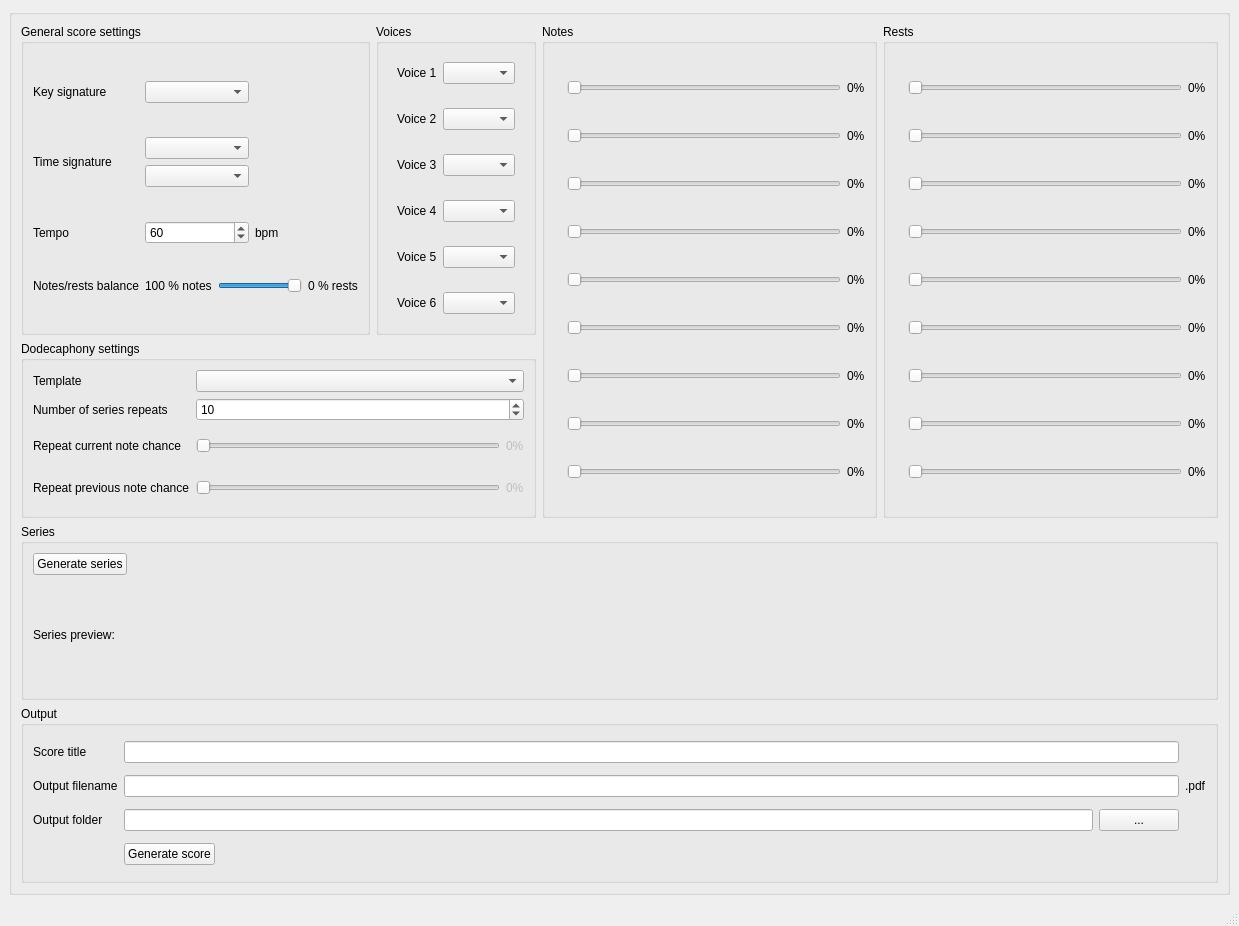
The window that compunist.ui (HarmaEverts/Dodecaphonist) describes before a commit, drawn with Qt 5.
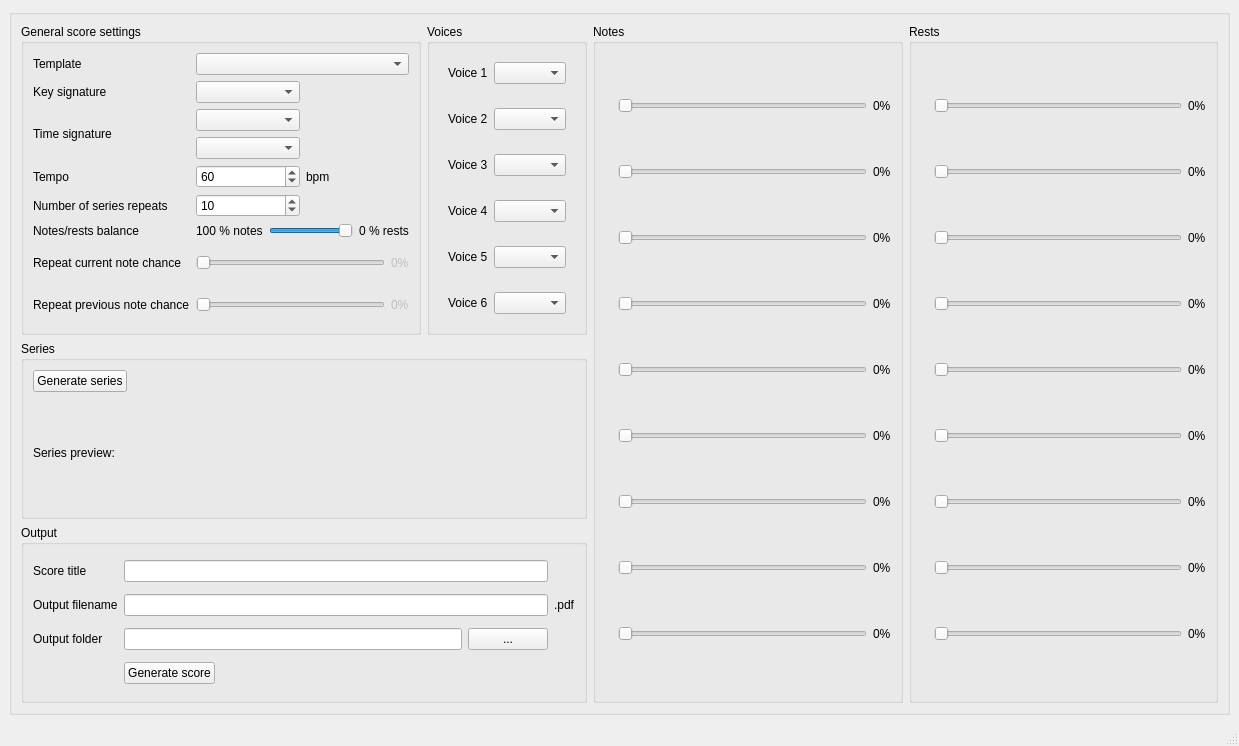
The same window after the commit. Icons and pictures are not drawn.

Commit message: Rearranged ui again.

Patch:
```diff
--- a/compunist.ui
+++ b/compunist.ui
@@ -7,7 +7,7 @@
     <x>0</x>
     <y>0</y>
     <width>1239</width>
-    <height>926</height>
+    <height>746</height>
    </rect>
   </property>
   <property name="windowTitle">
@@ -27,7 +27,7 @@
           <string>General score settings</string>
          </property>
          <layout class="QGridLayout" name="gridLayout_5">
-          <item row="2" column="1">
+          <item row="3" column="1">
            <layout class="QVBoxLayout" name="verticalLayout">
             <item>
              <widget class="QComboBox" name="time_enumerator">
@@ -45,7 +45,7 @@
             </item>
            </layout>
           </item>
-          <item row="0" column="0">
+          <item row="1" column="0">
            <widget class="QLabel" name="label_4">
             <property name="text">
              <string>Key signature</string>
@@ -55,7 +55,7 @@
             </property>
            </widget>
           </item>
-          <item row="4" column="1" colspan="2">
+          <item row="6" column="1" colspan="2">
            <layout class="QGridLayout" name="gridLayout">
             <item row="0" column="1">
              <widget class="QSlider" name="notes_rests_slider">
@@ -89,21 +89,28 @@
             </item>
            </layout>
           </item>
-          <item row="2" column="0">
+          <item row="3" column="0">
            <widget class="QLabel" name="label_6">
             <property name="text">
              <string>Time signature</string>
             </property>
            </widget>
           </item>
-          <item row="4" column="0">
+          <item row="7" column="0">
+           <widget class="QLabel" name="label_12">
+            <property name="text">
+             <string>Repeat current note chance</string>
+            </property>
+           </widget>
+          </item>
+          <item row="6" column="0">
            <widget class="QLabel" name="label_8">
             <property name="text">
              <string>Notes/rests balance</string>
             </property>
            </widget>
           </item>
-          <item row="3" column="0">
+          <item row="4" column="0">
            <widget class="QLabel" name="label_5">
             <property name="text">
              <string>Tempo</string>
@@ -113,7 +120,17 @@
             </property>
            </widget>
           </item>
-          <item row="3" column="1">
+          <item row="0" column="0">
+           <widget class="QLabel" name="label">
+            <property name="text">
+             <string>Template</string>
+            </property>
+            <property name="buddy">
+             <cstring>composition_mode</cstring>
+            </property>
+           </widget>
+          </item>
+          <item row="4" column="1">
            <widget class="QSpinBox" name="tempo">
             <property name="minimum">
              <number>12</number>
@@ -126,10 +143,10 @@
             </property>
            </widget>
           </item>
-          <item row="0" column="1">
+          <item row="1" column="1">
            <widget class="QComboBox" name="key"/>
           </item>
-          <item row="3" column="2">
+          <item row="4" column="2">
            <widget class="QLabel" name="label_17">
             <property name="text">
              <string>bpm</string>
@@ -139,6 +156,102 @@
             </property>
            </widget>
           </item>
+          <item row="5" column="1">
+           <widget class="QSpinBox" name="no_of_repeats">
+            <property name="minimum">
+             <number>1</number>
+            </property>
+            <property name="value">
+             <number>10</number>
+            </property>
+           </widget>
+          </item>
+          <item row="5" column="0">
+           <widget class="QLabel" name="label_2">
+            <property name="text">
+             <string>Number of series repeats</string>
+            </property>
+            <property name="buddy">
+             <cstring>no_of_repeats</cstring>
+            </property>
+           </widget>
+          </item>
+          <item row="8" column="0">
+           <widget class="QLabel" name="label_11">
+            <property name="text">
+             <string>Repeat previous note chance</string>
+            </property>
+           </widget>
+          </item>
+          <item row="7" column="1" colspan="2">
+           <layout class="QHBoxLayout" name="horizontalLayout_3">
+            <item>
+             <widget class="QSlider" name="currentslider">
+              <property name="enabled">
+               <bool>false</bool>
+              </property>
+              <property name="minimum">
+               <number>0</number>
+              </property>
+              <property name="maximum">
+               <number>99</number>
+              </property>
+              <property name="orientation">
+               <enum>Qt::Horizontal</enum>
+              </property>
+             </widget>
+            </item>
+            <item>
+             <widget class="QLabel" name="currentpercentage">
+              <property name="enabled">
+               <bool>false</bool>
+              </property>
+              <property name="text">
+               <string>0%</string>
+              </property>
+              <property name="buddy">
+               <cstring>currentslider</cstring>
+              </property>
+             </widget>
+            </item>
+           </layout>
+          </item>
+          <item row="8" column="1" colspan="2">
+           <layout class="QHBoxLayout" name="horizontalLayout_2">
+            <item>
+             <widget class="QSlider" name="previousslider">
+              <property name="enabled">
+               <bool>false</bool>
+              </property>
+              <property name="minimum">
+               <number>0</number>
+              </property>
+              <property name="maximum">
+               <number>99</number>
+              </property>
+              <property name="orientation">
+               <enum>Qt::Horizontal</enum>
+              </property>
+             </widget>
+            </item>
+            <item>
+             <widget class="QLabel" name="previouspercentage">
+              <property name="enabled">
+               <bool>false</bool>
+              </property>
+              <property name="text">
+               <string>0%</string>
+              </property>
+              <property name="buddy">
+               <cstring>previousslider</cstring>
+              </property>
+             </widget>
+            </item>
+           </layout>
+          </item>
+          <item row="0" column="1" colspan="2">
+           <widget class="QComboBox" name="composition_mode"/>
+          </item>
          </layout>
         </widget>
        </item>
@@ -287,92 +400,7 @@
          </layout>
         </widget>
        </item>
-       <item row="4" column="0" colspan="5">
-        <widget class="QGroupBox" name="groupBox_3">
-         <property name="title">
-          <string>Output</string>
-         </property>
-         <layout class="QGridLayout" name="gridLayout_3">
-          <item row="0" column="1">
-           <widget class="QLabel" name="label_13">
-            <property name="text">
-             <string>Score title</string>
-            </property>
-            <property name="buddy">
-             <cstring>score_title</cstring>
-            </property>
-           </widget>
-          </item>
-          <item row="1" column="3">
-           <widget class="QLabel" name="label_10">
-            <property name="text">
-             <string>.pdf</string>
-            </property>
-            <property name="buddy">
-             <cstring>output_filename_2</cstring>
-            </property>
-           </widget>
-          </item>
-          <item row="2" column="2">
-           <layout class="QHBoxLayout" name="horizontalLayout">
-            <item>
-             <widget class="QLineEdit" name="output_foldername"/>
-            </item>
-            <item>
-             <widget class="QPushButton" name="open_file_explorer">
-              <property name="text">
-               <string>...</string>
-              </property>
-             </widget>
-            </item>
-           </layout>
-          </item>
-          <item row="2" column="1">
-           <widget class="QLabel" name="label_7">
-            <property name="text">
-             <string>Output folder</string>
-            </property>
-            <property name="buddy">
-             <cstring>output_foldername</cstring>
-            </property>
-           </widget>
-          </item>
-          <item row="1" column="2">
-           <widget class="QLineEdit" name="output_filename_2"/>
-          </item>
-          <item row="1" column="1">
-           <widget class="QLabel" name="label_9">
-            <property name="text">
-             <string>Output filename</string>
-            </property>
-            <property name="buddy">
-             <cstring>output_filename_2</cstring>
-            </property>
-           </widget>
-          </item>
-          <item row="0" column="2">
-           <widget class="QLineEdit" name="score_title"/>
-          </item>
-          <item row="3" column="2">
-           <widget class="QPushButton" name="generate_score">
-            <property name="sizePolicy">
-             <sizepolicy hsizetype="Fixed" vsizetype="Fixed">
-              <horstretch>0</horstretch>
-              <verstretch>0</verstretch>
-             </sizepolicy>
-            </property>
-            <property name="styleSheet">
-             <string notr="true">align: right;</string>
-            </property>
-            <property name="text">
-             <string>Generate score</string>
-            </property>
-           </widget>
-          </item>
-         </layout>
-        </widget>
-       </item>
-       <item row="2" column="0" colspan="5">
+       <item row="1" column="0" colspan="3">
         <widget class="QGroupBox" name="groupBox_8">
          <property name="title">
           <string>Series</string>
@@ -408,7 +436,7 @@
          </layout>
         </widget>
        </item>
-       <item row="0" column="3" rowspan="2">
+       <item row="0" column="3" rowspan="3">
         <widget class="QGroupBox" name="groupBox_5">
          <property name="title">
           <string>Notes</string>
@@ -416,6 +444,9 @@
          <layout class="QGridLayout" name="gridLayout_8">
           <item row="3" column="1">
            <widget class="QSlider" name="dotted_half_note_slider">
+            <property name="maximum">
+             <number>100</number>
+            </property>
             <property name="orientation">
              <enum>Qt::Horizontal</enum>
             </property>
@@ -444,6 +475,9 @@
           </item>
           <item row="1" column="1">
            <widget class="QSlider" name="dotted_whole_note_slider">
+            <property name="maximum">
+             <number>100</number>
+            </property>
             <property name="orientation">
              <enum>Qt::Horizontal</enum>
             </property>
@@ -464,6 +498,9 @@
           </item>
           <item row="7" column="1">
            <widget class="QSlider" name="dotted_eighth_note_slider">
+            <property name="maximum">
+             <number>100</number>
+            </property>
             <property name="orientation">
              <enum>Qt::Horizontal</enum>
             </property>
@@ -521,6 +558,9 @@
           </item>
           <item row="6" column="1">
            <widget class="QSlider" name="eighth_note_slider">
+            <property name="maximum">
+             <number>100</number>
+            </property>
             <property name="orientation">
              <enum>Qt::Horizontal</enum>
             </property>
@@ -528,6 +568,9 @@
           </item>
           <item row="8" column="1">
            <widget class="QSlider" name="sixteenth_note_slider">
+            <property name="maximum">
+             <number>100</number>
+            </property>
             <property name="orientation">
              <enum>Qt::Horizontal</enum>
             </property>
@@ -535,6 +578,9 @@
           </item>
           <item row="5" column="1">
            <widget class="QSlider" name="dotted_quarter_note_slider">
+            <property name="maximum">
+             <number>100</number>
+            </property>
             <property name="orientation">
              <enum>Qt::Horizontal</enum>
             </property>
@@ -555,6 +601,9 @@
               <verstretch>0</verstretch>
              </sizepolicy>
             </property>
+            <property name="maximum">
+             <number>100</number>
+            </property>
             <property name="orientation">
              <enum>Qt::Horizontal</enum>
             </property>
@@ -617,6 +666,9 @@
           </item>
           <item row="2" column="1">
            <widget class="QSlider" name="half_note_slider">
+            <property name="maximum">
+             <number>100</number>
+            </property>
             <property name="orientation">
              <enum>Qt::Horizontal</enum>
             </property>
@@ -679,6 +731,9 @@
           </item>
           <item row="4" column="1">
            <widget class="QSlider" name="quarter_note_slider">
+            <property name="maximum">
+             <number>100</number>
+            </property>
             <property name="orientation">
              <enum>Qt::Horizontal</enum>
             </property>
@@ -687,7 +742,92 @@
          </layout>
         </widget>
        </item>
-       <item row="0" column="4" rowspan="2">
+       <item row="2" column="0" colspan="3">
+        <widget class="QGroupBox" name="groupBox_3">
+         <property name="title">
+          <string>Output</string>
+         </property>
+         <layout class="QGridLayout" name="gridLayout_3">
+          <item row="0" column="1">
+           <widget class="QLabel" name="label_13">
+            <property name="text">
+             <string>Score title</string>
+            </property>
+            <property name="buddy">
+             <cstring>score_title</cstring>
+            </property>
+           </widget>
+          </item>
+          <item row="1" column="3">
+           <widget class="QLabel" name="label_10">
+            <property name="text">
+             <string>.pdf</string>
+            </property>
+            <property name="buddy">
+             <cstring>output_filename_2</cstring>
+            </property>
+           </widget>
+          </item>
+          <item row="2" column="2">
+           <layout class="QHBoxLayout" name="horizontalLayout">
+            <item>
+             <widget class="QLineEdit" name="output_foldername"/>
+            </item>
+            <item>
+             <widget class="QPushButton" name="open_file_explorer">
+              <property name="text">
+               <string>...</string>
+              </property>
+             </widget>
+            </item>
+           </layout>
+          </item>
+          <item row="2" column="1">
+           <widget class="QLabel" name="label_7">
+            <property name="text">
+             <string>Output folder</string>
+            </property>
+            <property name="buddy">
+             <cstring>output_foldername</cstring>
+            </property>
+           </widget>
+          </item>
+          <item row="1" column="2">
+           <widget class="QLineEdit" name="output_filename_2"/>
+          </item>
+          <item row="1" column="1">
+           <widget class="QLabel" name="label_9">
+            <property name="text">
+             <string>Output filename</string>
+            </property>
+            <property name="buddy">
+             <cstring>output_filename_2</cstring>
+            </property>
+           </widget>
+          </item>
+          <item row="0" column="2">
+           <widget class="QLineEdit" name="score_title"/>
+          </item>
+          <item row="3" column="2">
+           <widget class="QPushButton" name="generate_score">
+            <property name="sizePolicy">
+             <sizepolicy hsizetype="Fixed" vsizetype="Fixed">
+              <horstretch>0</horstretch>
+              <verstretch>0</verstretch>
+             </sizepolicy>
+            </property>
+            <property name="styleSheet">
+             <string notr="true">align: right;</string>
+            </property>
+            <property name="text">
+             <string>Generate score</string>
+            </property>
+           </widget>
+          </item>
+         </layout>
+        </widget>
+       </item>
+       <item row="0" column="4" rowspan="3">
         <widget class="QGroupBox" name="groupBox_7">
          <property name="title">
           <string>Rests</string>
@@ -695,6 +835,9 @@
          <layout class="QGridLayout" name="gridLayout_9">
           <item row="5" column="1">
            <widget class="QSlider" name="dotted_quarter_rest_slider">
+            <property name="maximum">
+             <number>100</number>
+            </property>
             <property name="orientation">
              <enum>Qt::Horizontal</enum>
             </property>
@@ -729,6 +872,9 @@
           </item>
           <item row="8" column="1">
            <widget class="QSlider" name="sixteenth_rest_slider">
+            <property name="maximum">
+             <number>100</number>
+            </property>
             <property name="orientation">
              <enum>Qt::Horizontal</enum>
             </property>
@@ -736,6 +882,9 @@
           </item>
           <item row="0" column="1">
            <widget class="QSlider" name="whole_rest_slider">
+            <property name="maximum">
+             <number>100</number>
+            </property>
             <property name="orientation">
              <enum>Qt::Horizontal</enum>
             </property>
@@ -757,6 +906,9 @@
           </item>
           <item row="4" column="1">
            <widget class="QSlider" name="quarter_rest_slider">
+            <property name="maximum">
+             <number>100</number>
+            </property>
             <property name="orientation">
              <enum>Qt::Horizontal</enum>
             </property>
@@ -816,6 +968,9 @@
           </item>
           <item row="2" column="1">
            <widget class="QSlider" name="half_rest_slider">
+            <property name="maximum">
+             <number>100</number>
+            </property>
             <property name="orientation">
              <enum>Qt::Horizontal</enum>
             </property>
@@ -852,6 +1007,9 @@
           </item>
           <item row="6" column="1">
            <widget class="QSlider" name="eighth_rest_slider">
+            <property name="maximum">
+             <number>100</number>
+            </property>
             <property name="orientation">
              <enum>Qt::Horizontal</enum>
             </property>
@@ -882,6 +1040,9 @@
           </item>
           <item row="1" column="1">
            <widget class="QSlider" name="dotted_whole_rest_slider">
+            <property name="maximum">
+             <number>100</number>
+            </property>
             <property name="orientation">
              <enum>Qt::Horizontal</enum>
             </property>
@@ -912,6 +1073,9 @@
           </item>
           <item row="3" column="1">
            <widget class="QSlider" name="dotted_half_rest_slider">
+            <property name="maximum">
+             <number>100</number>
+            </property>
             <property name="orientation">
              <enum>Qt::Horizontal</enum>
             </property>
@@ -939,6 +1103,9 @@
           </item>
           <item row="7" column="1">
            <widget class="QSlider" name="dotted_eighth_rest_slider">
+            <property name="maximum">
+             <number>100</number>
+            </property>
             <property name="orientation">
              <enum>Qt::Horizontal</enum>
             </property>
@@ -954,128 +1121,6 @@
          </layout>
         </widget>
        </item>
-       <item row="1" column="0" colspan="3">
-        <widget class="QGroupBox" name="groupBox_6">
-         <property name="title">
-          <string>Dodecaphony settings</string>
-         </property>
-         <layout class="QGridLayout" name="gridLayout_7">
-          <item row="2" column="0">
-           <widget class="QLabel" name="label_12">
-            <property name="text">
-             <string>Repeat current note chance</string>
-            </property>
-           </widget>
-          </item>
-          <item row="0" column="0">
-           <widget class="QLabel" name="label">
-            <property name="text">
-             <string>Template</string>
-            </property>
-            <property name="buddy">
-             <cstring>composition_mode</cstring>
-            </property>
-           </widget>
-          </item>
-          <item row="2" column="1">
-           <layout class="QHBoxLayout" name="horizontalLayout_3">
-            <item>
-             <widget class="QSlider" name="currentslider">
-              <property name="enabled">
-               <bool>false</bool>
-              </property>
-              <property name="minimum">
-               <number>0</number>
-              </property>
-              <property name="maximum">
-               <number>99</number>
-              </property>
-              <property name="orientation">
-               <enum>Qt::Horizontal</enum>
-              </property>
-             </widget>
-            </item>
-            <item>
-             <widget class="QLabel" name="currentpercentage">
-              <property name="enabled">
-               <bool>false</bool>
-              </property>
-              <property name="text">
-               <string>0%</string>
-              </property>
-              <property name="buddy">
-               <cstring>currentslider</cstring>
-              </property>
-             </widget>
-            </item>
-           </layout>
-          </item>
-          <item row="0" column="1">
-           <widget class="QComboBox" name="composition_mode"/>
-          </item>
-          <item row="1" column="0">
-           <widget class="QLabel" name="label_2">
-            <property name="text">
-             <string>Number of series repeats</string>
-            </property>
-            <property name="buddy">
-             <cstring>no_of_repeats</cstring>
-            </property>
-           </widget>
-          </item>
-          <item row="3" column="1">
-           <layout class="QHBoxLayout" name="horizontalLayout_2">
-            <item>
-             <widget class="QSlider" name="previousslider">
-              <property name="enabled">
-               <bool>false</bool>
-              </property>
-              <property name="minimum">
-               <number>0</number>
-              </property>
-              <property name="maximum">
-               <number>99</number>
-              </property>
-              <property name="orientation">
-               <enum>Qt::Horizontal</enum>
-              </property>
-             </widget>
-            </item>
-            <item>
-             <widget class="QLabel" name="previouspercentage">
-              <property name="enabled">
-               <bool>false</bool>
-              </property>
-              <property name="text">
-               <string>0%</string>
-              </property>
-              <property name="buddy">
-               <cstring>previousslider</cstring>
-              </property>
-             </widget>
-            </item>
-           </layout>
-          </item>
-          <item row="1" column="1">
-           <widget class="QSpinBox" name="no_of_repeats">
-            <property name="minimum">
-             <number>1</number>
-            </property>
-            <property name="value">
-             <number>10</number>
-            </property>
-           </widget>
-          </item>
-          <item row="3" column="0">
-           <widget class="QLabel" name="label_11">
-            <property name="text">
-             <string>Repeat previous note chance</string>
-            </property>
-           </widget>
-          </item>
-         </layout>
-        </widget>
-       </item>
       </layout>
      </widget>
     </item>
```
Left out of the diff: 2 changed lines with no effect on the pictures. The commit also changes 2 other files.
